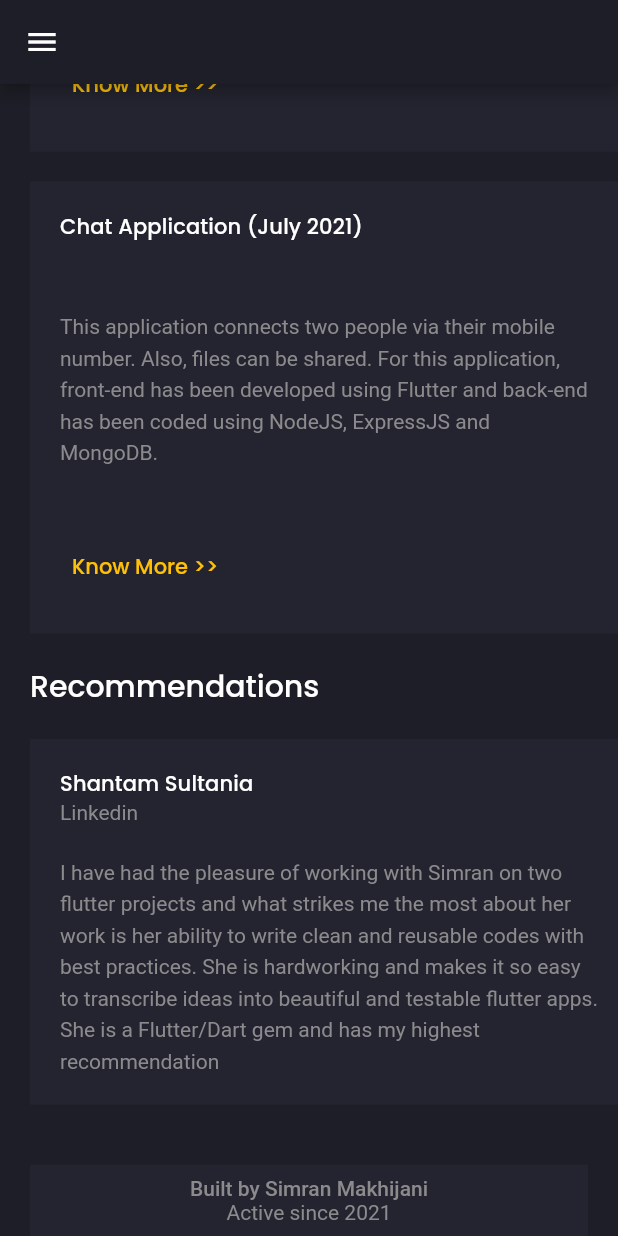
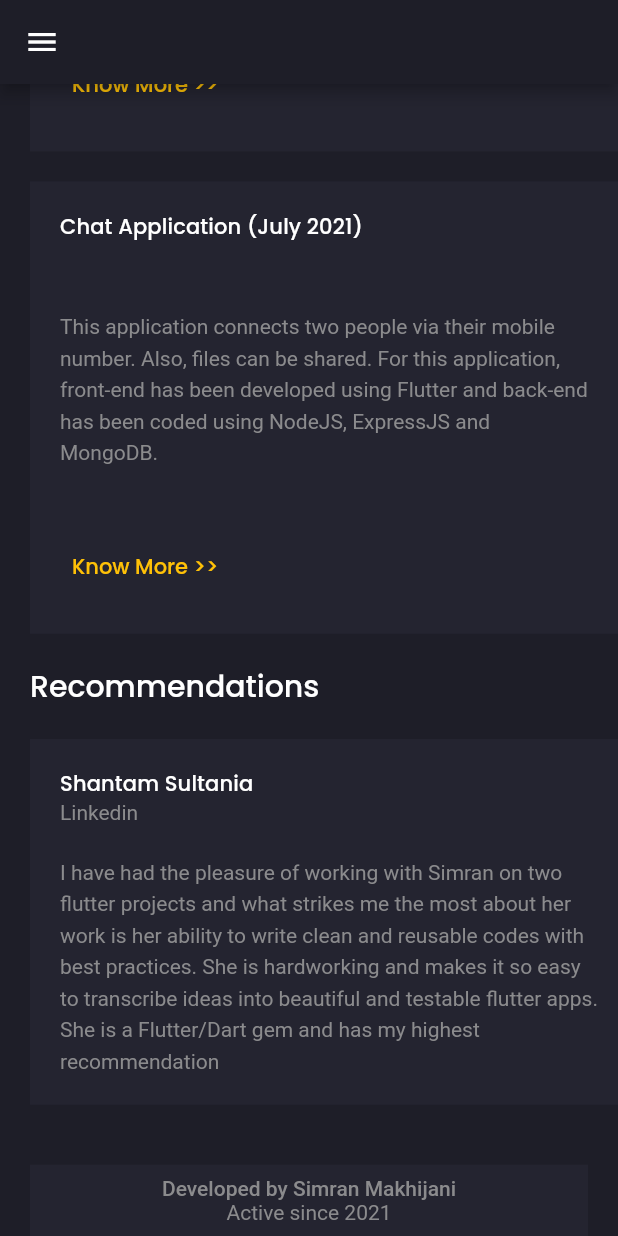
Before and after one commit to simran1901/Simran-s-Portfolio, a Flutter app: the screen it shows after launch, scrolled down 2622 dp, on a phone screen of 412 x 824 dp. Run offline on Flutter 3.47's test engine with Material 2 defaults, Android fonts, the light colour scheme and no system bars; our stand-ins replace animated_text_kit, flutter_svg, google_fonts; missing offline and left inert: dart:html; network calls fail.

Commit message:
updated footer

```diff
--- a/lib/screens/home/components/footer.dart
+++ b/lib/screens/home/components/footer.dart
@@ -19,7 +19,7 @@ class Footer extends StatelessWidget {
           mainAxisAlignment: MainAxisAlignment.center,
           mainAxisSize: MainAxisSize.min,
           children: [
-            Text("Built by Simran Makhijani", style: Theme.of(context).textTheme.bodyText1,),
+            Text("Developed by Simran Makhijani", style: Theme.of(context).textTheme.bodyText1,),
             Text("Active since 2021"),
           ],
         ),
```
